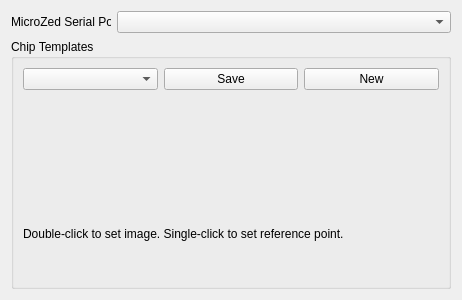
The window that src/DicedChipPreferencesForm.ui (kkrizka/chister) describes before a commit, drawn with Qt 5.
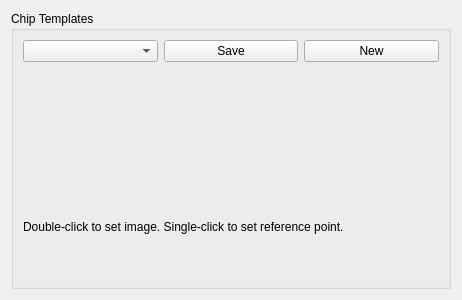
The same window after the commit. Custom widgets are drawn as their Qt base class.

Commit message: Add DicedChip preferences.

The edit to the form file:
```diff
--- a/src/DicedChipPreferencesForm.ui
+++ b/src/DicedChipPreferencesForm.ui
@@ -14,26 +14,6 @@
    <string>Form</string>
   </property>
   <layout class="QVBoxLayout" name="verticalLayout">
-   <item>
-    <layout class="QHBoxLayout" name="horizontalLayout">
-     <item>
-      <widget class="QLabel" name="label">
-       <property name="maximumSize">
-        <size>
-         <width>100</width>
-         <height>16777215</height>
-        </size>
-       </property>
-       <property name="text">
-        <string>MicroZed Serial Port:</string>
-       </property>
-      </widget>
-     </item>
-     <item>
-      <widget class="QComboBox" name="serialPortComboBox"/>
-     </item>
-    </layout>
-   </item>
    <item>
     <widget class="QGroupBox" name="groupBox">
      <property name="title">
```
The commit also changes 4 other files.
